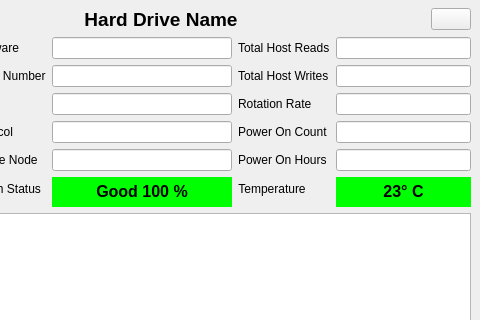
Before: the Qt Designer form src/mainwindow.ui in edisionnano/QDiskInfo, drawn with Qt 5; both pictures show x 320 to 800 and y 94 to 414 of the 800 by 600 pixel window.
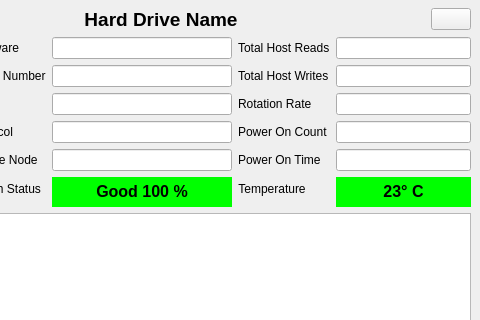
After: the same form once the commit is applied. Icons and pictures are not drawn.

Commit message: Add option to change power on hours to power on time

What changed in the file:
```diff
--- a/src/mainwindow.ui
+++ b/src/mainwindow.ui
@@ -325,7 +325,7 @@
             <item row="4" column="0">
              <widget class="QLabel" name="powerOnHoursLabel">
               <property name="text">
-               <string>Power On Hours</string>
+               <string>Power On Time</string>
               </property>
              </widget>
             </item>
```
Left out of the diff: 9 changed lines with no effect on the pictures. The commit also changes 34 other files.
